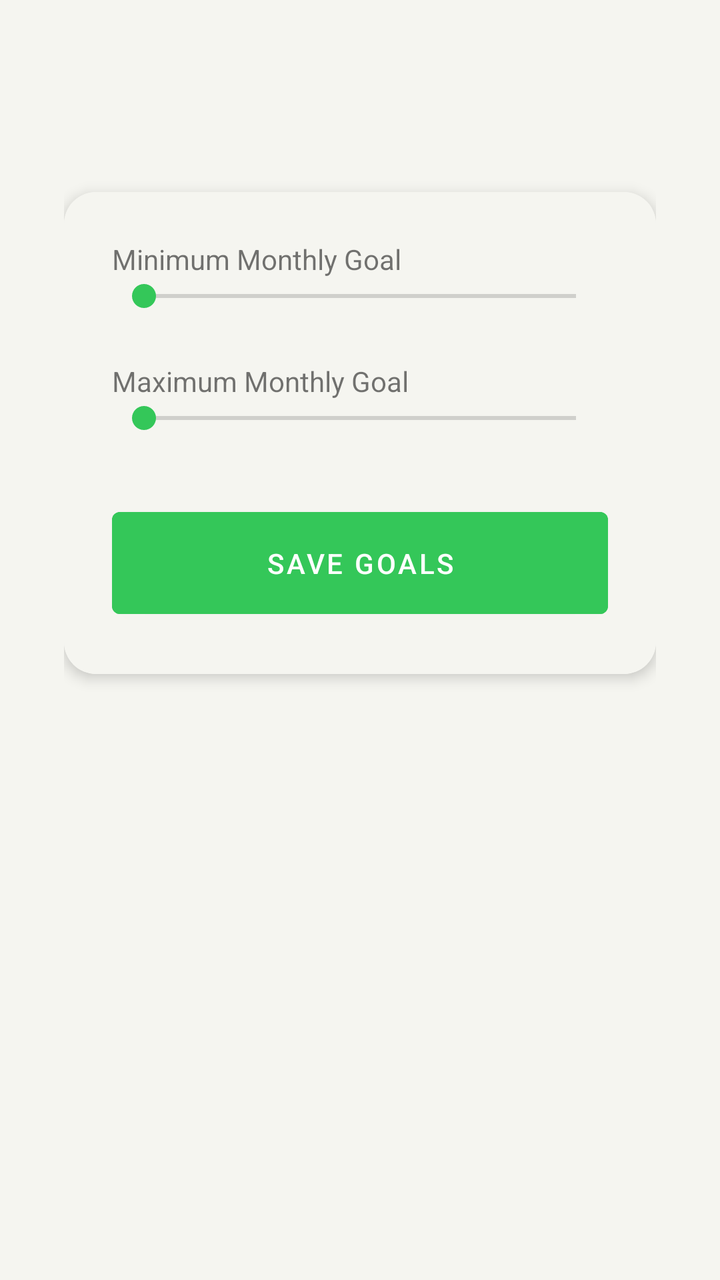
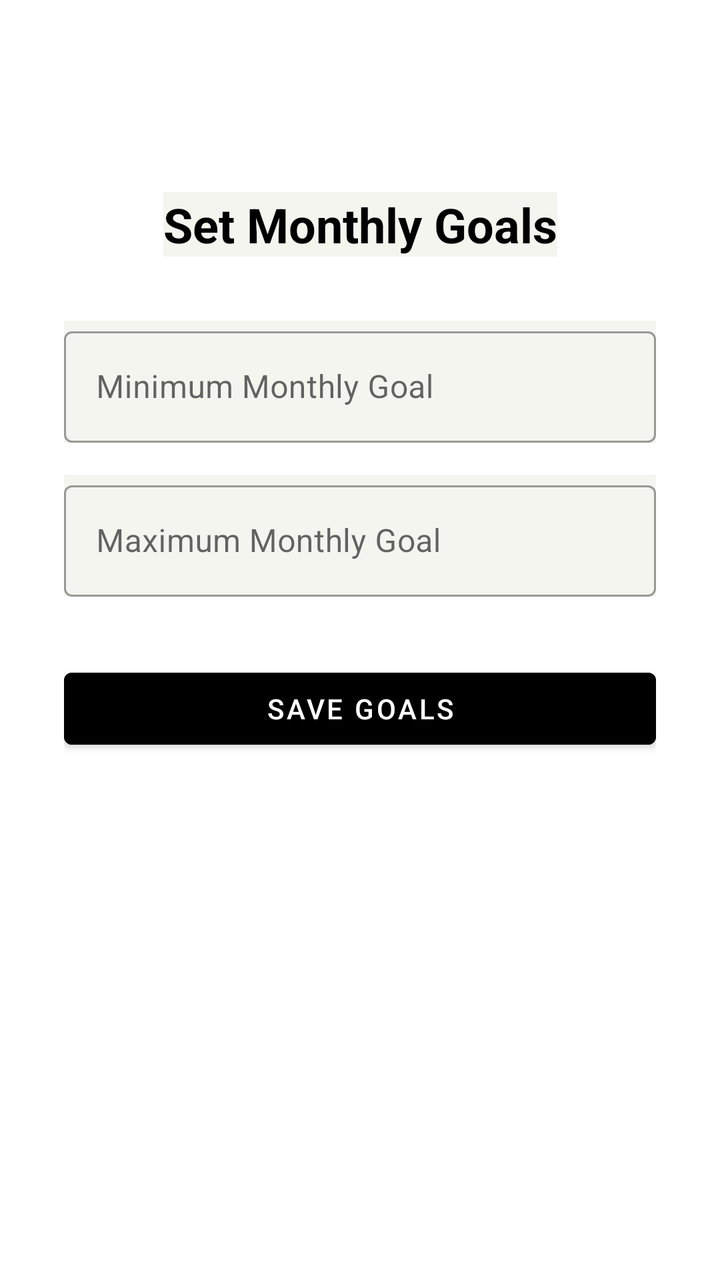

Compare the two renders of this Android layout. The source of the first and the diff that turns it into the second are given below.
<!-- AndroidManifest.xml: application theme Theme.HarmonieBudgetAppKt -->
<!-- res/layout/activity_goal.xml -->
<?xml version="1.0" encoding="utf-8"?>
<androidx.constraintlayout.widget.ConstraintLayout
    xmlns:android="http://schemas.android.com/apk/res/android"
    xmlns:app="http://schemas.android.com/apk/res-auto"
    android:layout_width="match_parent"
    android:layout_height="match_parent"
    android:background="#F5F5F0"
    android:padding="32dp">

    
    <androidx.cardview.widget.CardView
        android:layout_width="0dp"
        android:layout_height="wrap_content"
        app:cardCornerRadius="16dp"
        app:cardElevation="4dp"
        app:layout_constraintTop_toTopOf="parent"
        app:layout_constraintStart_toStartOf="parent"
        app:layout_constraintEnd_toEndOf="parent"
        android:layout_marginTop="64dp">

        <LinearLayout
            android:layout_width="match_parent"
            android:layout_height="wrap_content"
            android:orientation="vertical"
            android:padding="24dp">

            
            <TextView
                android:id="@+id/tv_min_goal"
                android:layout_width="match_parent"
                android:layout_height="wrap_content"
                android:text="@string/hint_min_goal" />

            <SeekBar
                android:id="@+id/seek_min"
                android:layout_width="match_parent"
                android:layout_height="wrap_content"
                android:max="10000"
                android:progress="0" />

            
            <TextView
                android:id="@+id/tv_max_goal"
                android:layout_width="match_parent"
                android:layout_height="wrap_content"
                android:text="@string/hint_max_goal"
                android:layout_marginTop="24dp" />

            <SeekBar
                android:id="@+id/seek_max"
                android:layout_width="match_parent"
                android:layout_height="wrap_content"
                android:max="10000"
                android:progress="0" />

            
            <Button
                android:id="@+id/btn_save_goal"
                android:layout_width="match_parent"
                android:layout_height="wrap_content"
                android:layout_marginTop="32dp"
                android:text="@string/btn_save_goals"
                android:backgroundTint="#34C759"
                android:textColor="#FFFFFF"
                android:paddingVertical="16dp" />

        </LinearLayout>
    </androidx.cardview.widget.CardView>

</androidx.constraintlayout.widget.ConstraintLayout>
<!-- resources referenced by this layout -->
<resources>
  <string name="btn_save_goals">Save Goals</string>
  <string name="hint_max_goal">Maximum Monthly Goal</string>
  <string name="hint_min_goal">Minimum Monthly Goal</string>
  <style name="Theme.HarmonieBudgetAppKt" parent="Theme.MaterialComponents.DayNight.NoActionBar">
          <item name="colorPrimary">#007AFF</item>
          <item name="colorPrimaryVariant">#007AFF</item>
          <item name="colorOnPrimary">#FFFFFF</item>
          <item name="colorSecondary">#34C759</item>
          <item name="colorOnSecondary">#FFFFFF</item>
          <item name="android:statusBarColor">#F5F5F0</item>
          <item name="android:windowLightStatusBar">true</item>
          <item name="android:background">#F5F5F0</item>
      </style>
</resources>

<!-- the commit's change to res/layout/activity_goal.xml (unified diff, before → after) -->
@@ -4,67 +4,72 @@
     xmlns:app="http://schemas.android.com/apk/res-auto"
     android:layout_width="match_parent"
     android:layout_height="match_parent"
-    android:background="#F5F5F0"
+    android:background="#FFFFFF"
     android:padding="32dp">
 
     
-    <androidx.cardview.widget.CardView
-        android:layout_width="0dp"
+    <TextView
+        android:id="@+id/tv_title"
+        android:layout_width="wrap_content"
         android:layout_height="wrap_content"
-        app:cardCornerRadius="16dp"
-        app:cardElevation="4dp"
+        android:text="Set Monthly Goals"
+        android:textSize="24sp"
+        android:textColor="#000000"
+        android:textStyle="bold"
         app:layout_constraintTop_toTopOf="parent"
         app:layout_constraintStart_toStartOf="parent"
         app:layout_constraintEnd_toEndOf="parent"
-        android:layout_marginTop="64dp">
+        android:layout_marginTop="64dp" />
 
-        <LinearLayout
+    
+    <com.google.android.material.textfield.TextInputLayout
+        android:id="@+id/til_min_goal"
+        android:layout_width="0dp"
+        android:layout_height="wrap_content"
+        android:hint="@string/hint_min_goal"
+        style="@style/Widget.MaterialComponents.TextInputLayout.OutlinedBox"
+        app:layout_constraintTop_toBottomOf="@id/tv_title"
+        app:layout_constraintStart_toStartOf="parent"
+        app:layout_constraintEnd_toEndOf="parent"
+        android:layout_marginTop="32dp">
+        <com.google.android.material.textfield.TextInputEditText
+            android:id="@+id/et_min_goal"
             android:layout_width="match_parent"
             android:layout_height="wrap_content"
-            android:orientation="vertical"
-            android:padding="24dp">
+            android:inputType="number"
+            android:backgroundTint="#E0E0E0" />
+    </com.google.android.material.textfield.TextInputLayout>
 
-            
-            <TextView
-                android:id="@+id/tv_min_goal"
-                android:layout_width="match_parent"
-                android:layout_height="wrap_content"
-                android:text="@string/hint_min_goal" />
+    
+    <com.google.android.material.textfield.TextInputLayout
+        android:id="@+id/til_max_goal"
+        android:layout_width="0dp"
+        android:layout_height="wrap_content"
+        android:hint="@string/hint_max_goal"
+        style="@style/Widget.MaterialComponents.TextInputLayout.OutlinedBox"
+        app:layout_constraintTop_toBottomOf="@id/til_min_goal"
+        app:layout_constraintStart_toStartOf="parent"
+        app:layout_constraintEnd_toEndOf="parent"
+        android:layout_marginTop="16dp">
+        <com.google.android.material.textfield.TextInputEditText
+            android:id="@+id/et_max_goal"
+            android:layout_width="match_parent"
+            android:layout_height="wrap_content"
+            android:inputType="number"
+            android:backgroundTint="#E0E0E0" />
+    </com.google.android.material.textfield.TextInputLayout>
 
-            <SeekBar
-                android:id="@+id/seek_min"
-                android:layout_width="match_parent"
-                android:layout_height="wrap_content"
-                android:max="10000"
-                android:progress="0" />
-
-            
-            <TextView
-                android:id="@+id/tv_max_goal"
-                android:layout_width="match_parent"
-                android:layout_height="wrap_content"
-                android:text="@string/hint_max_goal"
-                android:layout_marginTop="24dp" />
-
-            <SeekBar
-                android:id="@+id/seek_max"
-                android:layout_width="match_parent"
-                android:layout_height="wrap_content"
-                android:max="10000"
-                android:progress="0" />
-
-            
-            <Button
-                android:id="@+id/btn_save_goal"
-                android:layout_width="match_parent"
-                android:layout_height="wrap_content"
-                android:layout_marginTop="32dp"
-                android:text="@string/btn_save_goals"
-                android:backgroundTint="#34C759"
-                android:textColor="#FFFFFF"
-                android:paddingVertical="16dp" />
-
-        </LinearLayout>
-    </androidx.cardview.widget.CardView>
+    
+    <Button
+        android:id="@+id/btn_save_goals"
+        android:layout_width="0dp"
+        android:layout_height="wrap_content"
+        android:text="@string/btn_save_goals"
+        android:backgroundTint="#000000"
+        android:textColor="#FFFFFF"
+        app:layout_constraintTop_toBottomOf="@id/til_max_goal"
+        app:layout_constraintStart_toStartOf="parent"
+        app:layout_constraintEnd_toEndOf="parent"
+        android:layout_marginTop="32dp" />
 
 </androidx.constraintlayout.widget.ConstraintLayout>
